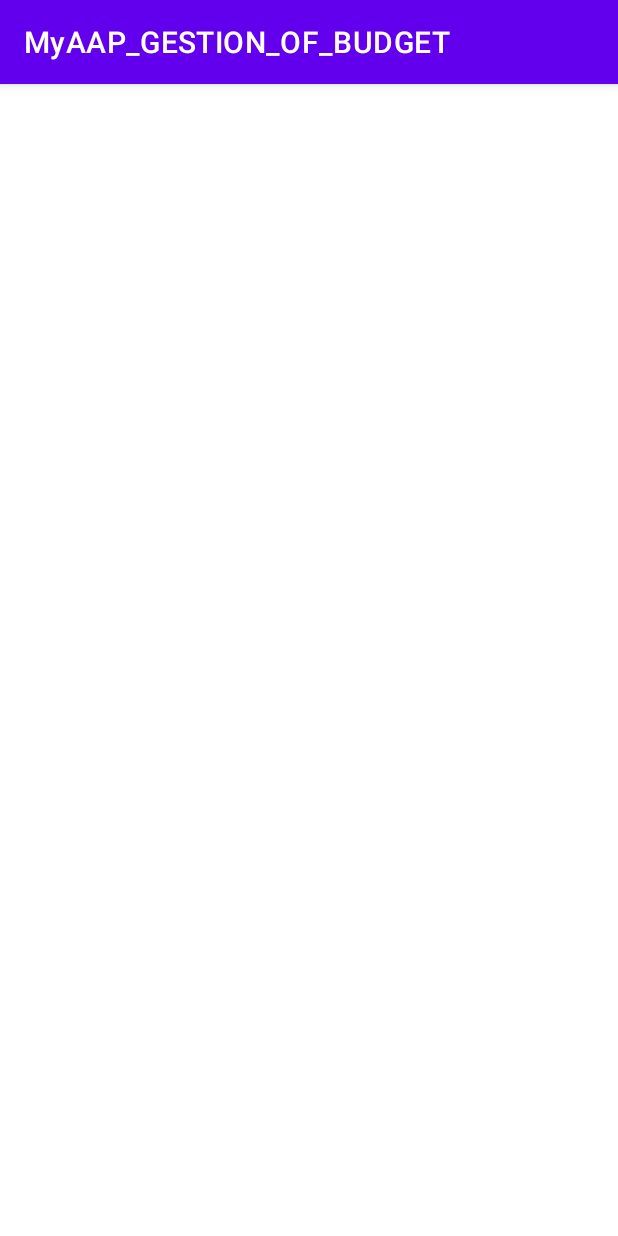
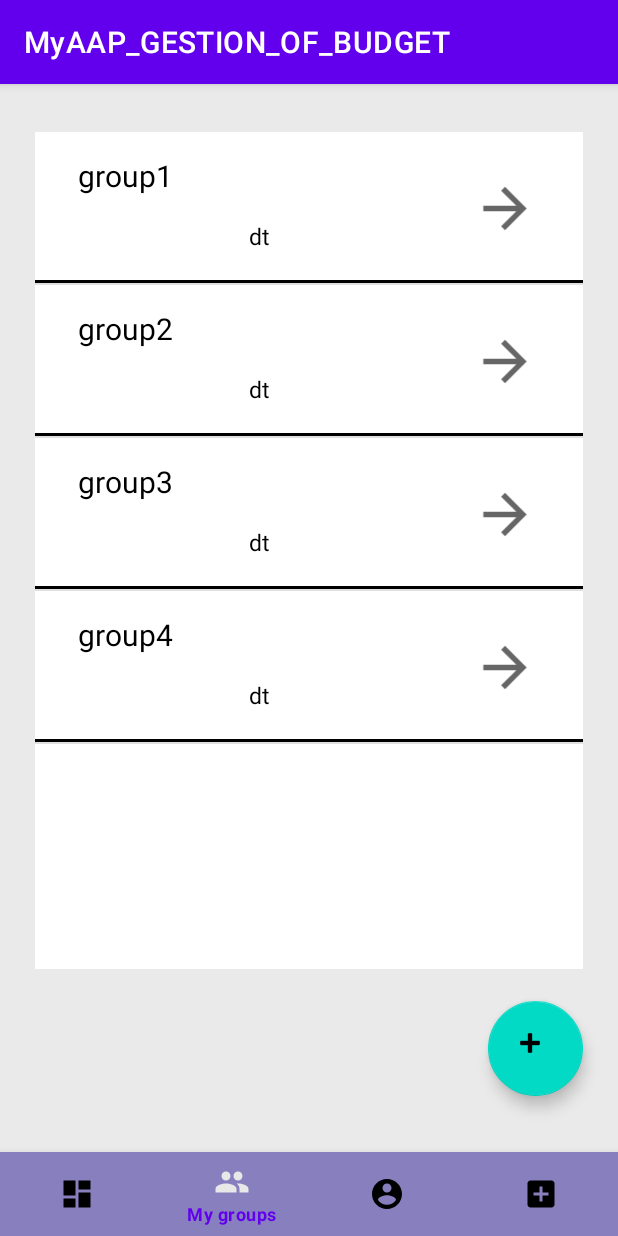
Before and after one commit to Houssineyahia/android_Gestion-of-Budget-App, an Android app: the first screen one second after launch (Start before the commit, Listegroup after it), on a phone screen of 412 x 824 dp. Run offline under Robolectric (Android 15) with nearby library versions, the phone set to English and light mode, and no system bars.

Commit message:
Liste Group

```diff
--- /dev/null
+++ b/app/src/main/java/com/example/myaap_gestion_of_budget/GroupClass.java
@@ -0,0 +1,32 @@
+package com.example.myaap_gestion_of_budget;
+
+public class GroupClass {
+    private String  groupName;
+    private  String Creator ;
+
+    GroupClass(String nom , String creator){
+        this.groupName =nom ;
+        this.Creator = creator;
+    }
+
+    void setgroupName(String groupName){
+        this.groupName = groupName;
+    }
+
+    void setCreator(String Creator){
+        this.Creator = Creator;
+    }
+
+    String getgroupName(){
+        return this.groupName;
+    }
+
+    String getCreator(){
+        return this.Creator;
+    }
+
+    @Override
+    public String toString() {
+        return ' ' + groupName;
+    }
+}
--- /dev/null
+++ b/app/src/main/java/com/example/myaap_gestion_of_budget/GroupListeAdapter.java
@@ -0,0 +1,36 @@
+package com.example.myaap_gestion_of_budget;
+
+
+
+import android.content.Context;
+import android.view.LayoutInflater;
+import android.view.View;
+import android.view.ViewGroup;
+import android.widget.ArrayAdapter;
+import android.widget.TextView;
+
+import java.util.ArrayList;
+import java.util.List;
+
+
+public class GroupListeAdapter  extends ArrayAdapter<GroupClass>{
+
+
+    public GroupListeAdapter( Context context , ArrayList<GroupClass> objects) {
+        super(context, 0, objects);
+    }
+
+
+    @Override
+    public View getView(int position, View convertView, ViewGroup parent)
+    {
+        Groupview myview = (Groupview) convertView;
+        if (myview == null) {
+            myview = myview.create(parent);
+        }
+
+        myview.display(super.getItem(position));
+        return myview;
+    }
+
+}
--- a/app/src/main/java/com/example/myaap_gestion_of_budget/Groups.java
+++ b/app/src/main/java/com/example/myaap_gestion_of_budget/Groups.java
@@ -14,7 +14,7 @@ public class Groups extends AppCompatActivity {
     @Override
     protected void onCreate(Bundle savedInstanceState) {
         super.onCreate(savedInstanceState);
-        setContentView(R.layout.activity_groups);
+        setContentView(R.layout.activity_listegroup);
 
         //initiaize and assign variables
 
--- /dev/null
+++ b/app/src/main/java/com/example/myaap_gestion_of_budget/Groupview.java
@@ -0,0 +1,39 @@
+package com.example.myaap_gestion_of_budget;
+
+import android.content.Context;
+import android.util.AttributeSet;
+import android.view.LayoutInflater;
+import android.view.ViewGroup;
+import android.widget.ImageView;
+import android.widget.RelativeLayout;
+import android.widget.TextView;
+
+public class Groupview extends RelativeLayout {
+    private TextView label;
+    private TextView creator;
+
+
+
+    public Groupview(Context context, AttributeSet attrs) {
+        super(context, attrs);
+    }
+
+    private void findViews(){
+        label = (TextView) findViewById(R.id.GroupName);
+        creator = (TextView) findViewById(R.id.creator);
+
+    }
+    public void display(final GroupClass Menu){
+        label.setText(Menu.getgroupName());
+        creator.setText(Menu.getCreator());
+
+    }
+
+
+    public static Groupview create(ViewGroup parent){
+        LayoutInflater li = LayoutInflater.from(parent.getContext());
+        Groupview itemView = (Groupview) li.inflate(R.layout.groupitem, parent, false);
+        itemView.findViews();
+        return itemView;
+    }
+}
--- /dev/null
+++ b/app/src/main/java/com/example/myaap_gestion_of_budget/Listegroup.java
@@ -0,0 +1,86 @@
+package com.example.myaap_gestion_of_budget;
+
+import androidx.annotation.NonNull;
+import androidx.appcompat.app.AppCompatActivity;
+
+import android.content.Intent;
+import android.content.res.Resources;
+import android.os.Bundle;
+import android.view.MenuItem;
+import android.widget.ArrayAdapter;
+import android.widget.ListView;
+
+import com.google.android.material.bottomnavigation.BottomNavigationView;
+
+import java.util.ArrayList;
+
+public class Listegroup extends AppCompatActivity {
+    private ArrayList<GroupClass> liste;
+    private ArrayAdapter adapter;
+    private static final int RQ_CODE_EDITION = 1;
+
+    public ArrayList<GroupClass> initData(){
+        Resources res = getResources();
+        final String[] libelles =  res.getStringArray(R.array.GNames);
+        final String[] prix = res.getStringArray(R.array.Creators);
+        ArrayList<GroupClass> liste2;
+        liste2 = new ArrayList<>();
+        for (int i=0; i<libelles.length; ++i) {
+            liste2.add(new GroupClass(libelles[i], prix[i]));
+        }
+
+        return liste2;
+
+    }
+    @Override
+    protected void onCreate(Bundle savedInstanceState) {
+        super.onCreate(savedInstanceState);
+        setContentView(R.layout.activity_listegroup);
+
+        liste = new ArrayList<>();
+        liste = initData();
+        ListView lv = (ListView) findViewById(R.id.mygroups);
+        adapter = new GroupListeAdapter(this,liste);
+        lv.setAdapter(adapter);
+
+
+        //initiaize and assign variables
+
+        BottomNavigationView bottomNavigationView = findViewById(R.id.bottom_navigation);
+        //set dashboard select
+
+        bottomNavigationView.setSelectedItemId(R.id.groups);
+
+        //perform ItemSelectListener
+
+        bottomNavigationView.setOnNavigationItemSelectedListener (new BottomNavigationView.OnNavigationItemSelectedListener() {
+            @Override
+            public boolean onNavigationItemSelected(@NonNull MenuItem menuItem) {
+                switch(menuItem.getItemId()){
+                    case R.id.dashboard:
+                        startActivity(new Intent(getApplicationContext(),MainActivity.class));
+                        overridePendingTransition(0,0);
+                        return true;
+
+                    case R.id.profil:
+                        startActivity(new Intent(getApplicationContext(),Profil.class));
+                        overridePendingTransition(0,0);
+                        return true;
+
+                    case R.id.add:
+                        startActivity(new Intent(getApplicationContext(),Add__.class));
+                        overridePendingTransition(0,0);
+                        return true;
+
+                    case R.id.groups:
+                        startActivity(new Intent(getApplicationContext(),Listegroup.class));
+                        overridePendingTransition(0,0);
+                        return true;
+                }
+                return false;
+            }
+
+
+        });
+    }
+}
--- /dev/null
+++ b/app/src/main/res/drawable/borderbottom.xml
@@ -0,0 +1,9 @@
+<?xml version="1.0" encoding="utf-8"?>
+<layer-list xmlns:android="http://schemas.android.com/apk/res/android">
+    <item android:top="-2dp" android:left="-2dp" android:right="-2dp">
+        <shape android:shape="rectangle">
+            <stroke android:width="2dp" android:color="@color/black" />
+            <solid android:color="#00000000" />
+        </shape>
+    </item>
+</layer-list>
--- /dev/null
+++ b/app/src/main/res/drawable/ic_baseline_arrow_forward_24.xml
@@ -0,0 +1,10 @@
+<vector xmlns:android="http://schemas.android.com/apk/res/android"
+    android:width="24dp"
+    android:height="24dp"
+    android:viewportWidth="24"
+    android:viewportHeight="24"
+    android:tint="?attr/colorControlNormal">
+  <path
+      android:fillColor="@android:color/white"
+      android:pathData="M12,4l-1.41,1.41L16.17,11H4v2h12.17l-5.58,5.59L12,20l8,-8z"/>
+</vector>
--- a/app/src/main/res/layout/activity_groups.xml
+++ b/app/src/main/res/layout/activity_groups.xml
@@ -15,17 +15,5 @@
         android:textSize="30dp" />
 
 
-    <com.google.android.material.bottomnavigation.BottomNavigationView
-        android:id="@+id/bottom_navigation"
-        android:layout_width="match_parent"
-        android:layout_height="wrap_content"
-        android:layout_alignParentBottom="true"
-        android:background="@color/violet"
-        app:itemIconTint="@color/icons_color"
-        app:itemRippleColor="@color/violet"
-        app:menu="@menu/navigation">
-
-
-    </com.google.android.material.bottomnavigation.BottomNavigationView>
 
 </RelativeLayout>
--- /dev/null
+++ b/app/src/main/res/layout/activity_listegroup.xml
@@ -0,0 +1,57 @@
+<?xml version="1.0" encoding="utf-8"?>
+<androidx.constraintlayout.widget.ConstraintLayout xmlns:android="http://schemas.android.com/apk/res/android"
+    xmlns:app="http://schemas.android.com/apk/res-auto"
+    xmlns:tools="http://schemas.android.com/tools"
+    android:layout_width="match_parent"
+    android:layout_height="match_parent"
+    tools:context=".Listegroup"
+    android:background="#E9EAE9"
+    >
+
+
+    <ListView
+
+        android:id="@+id/mygroups"
+        android:layout_width="365dp"
+        android:layout_height="558dp"
+        android:layout_marginTop="32dp"
+        android:background="@color/white"
+        app:layout_constraintEnd_toEndOf="parent"
+        app:layout_constraintStart_toStartOf="parent"
+        app:layout_constraintTop_toTopOf="parent" />
+
+    <com.google.android.material.floatingactionbutton.FloatingActionButton
+        android:id="@+id/floatingActionButton"
+        android:layout_width="72dp"
+        android:layout_height="63dp"
+        android:clickable="true"
+        app:layout_constraintBottom_toBottomOf="parent"
+        app:layout_constraintEnd_toEndOf="parent"
+        app:layout_constraintHorizontal_bias="0.933"
+        app:layout_constraintStart_toStartOf="parent"
+        app:layout_constraintTop_toBottomOf="@+id/mygroups"
+        app:layout_constraintVertical_bias="0.186"
+        app:srcCompat="@android:drawable/ic_input_add" />
+
+
+    <com.google.android.material.bottomnavigation.BottomNavigationView
+        android:id="@+id/bottom_navigation"
+        android:layout_width="match_parent"
+        android:layout_height="wrap_content"
+        android:layout_alignParentBottom="true"
+        android:background="@color/violet"
+        app:itemIconTint="@color/icons_color"
+        app:itemRippleColor="@color/violet"
+        app:layout_constraintBottom_toBottomOf="parent"
+        app:layout_constraintEnd_toEndOf="parent"
+        app:layout_constraintHorizontal_bias="0.0"
+        app:layout_constraintStart_toStartOf="parent"
+        app:layout_constraintTop_toBottomOf="@+id/floatingActionButton"
+        app:layout_constraintVertical_bias="1.0"
+        app:menu="@menu/navigation">
+
+
+    </com.google.android.material.bottomnavigation.BottomNavigationView>
+
+
+</androidx.constraintlayout.widget.ConstraintLayout>
--- /dev/null
+++ b/app/src/main/res/layout/groupitem.xml
@@ -0,0 +1,73 @@
+<?xml version="1.0" encoding="utf-8"?>
+<com.example.myaap_gestion_of_budget.Groupview
+    xmlns:android="http://schemas.android.com/apk/res/android"
+    xmlns:app="http://schemas.android.com/apk/res-auto"
+    xmlns:tools="http://schemas.android.com/tools"
+    android:layout_width="match_parent"
+    android:layout_height="wrap_content"
+    android:gravity="center"
+    android:background="@drawable/borderbottom"
+    >
+
+
+    <LinearLayout
+        android:layout_width="338dp"
+        android:layout_height="wrap_content"
+        android:layout_marginTop="10dp"
+        android:layout_marginBottom="10dp"
+        android:orientation="horizontal"
+        android:padding="5dp"
+
+        android:paddingLeft="10dp"
+        android:paddingRight="10dp"
+
+        >
+
+
+        <LinearLayout
+            android:layout_width="match_parent"
+            android:layout_height="70dp"
+            android:layout_weight="1"
+            android:orientation="vertical"
+            android:paddingLeft="10dp"
+            android:paddingRight="10dp">
+
+
+            <TextView
+                android:id="@+id/GroupName"
+                android:layout_width="match_parent"
+                android:layout_height="wrap_content"
+                android:layout_weight="1"
+                android:gravity="left"
+                android:textColor="@color/black"
+                android:text="TextView"
+                android:textSize="20dp" />
+
+
+            <TextView
+                android:id="@+id/creator"
+                android:layout_width="match_parent"
+                android:layout_height="wrap_content"
+                android:layout_weight="1"
+                android:gravity="center"
+                android:textColor="@color/black"
+                android:text="23/10/2001"
+                android:textSize="15dp" />
+
+
+        </LinearLayout>
+
+        <ImageView
+            android:id="@+id/imageView"
+            android:layout_width="65dp"
+            android:layout_height="45dp"
+            android:layout_gravity="center"
+            android:paddingTop="2dp"
+
+            android:src="@drawable/ic_baseline_arrow_forward_24" />
+
+
+    </LinearLayout>
+
+
+</com.example.myaap_gestion_of_budget.Groupview>
--- a/app/src/main/res/values/Array.xml
+++ b/app/src/main/res/values/Array.xml
@@ -22,4 +22,19 @@
         <item>20 DH</item>
 
     </string-array>
+
+    <string-array name="GNames">
+        <item>group1</item>
+        <item>group2</item>
+        <item>group3</item>
+        <item>group4</item>
+    </string-array>
+
+    <string-array name="Creators">
+        <item>dt</item>
+        <item>dt</item>
+        <item>dt</item>
+        <item>dt</item>
+    </string-array>
+
 </resources>
```
Also changed, not shown: app/src/main/AndroidManifest.xml (+6 -3 lines).
